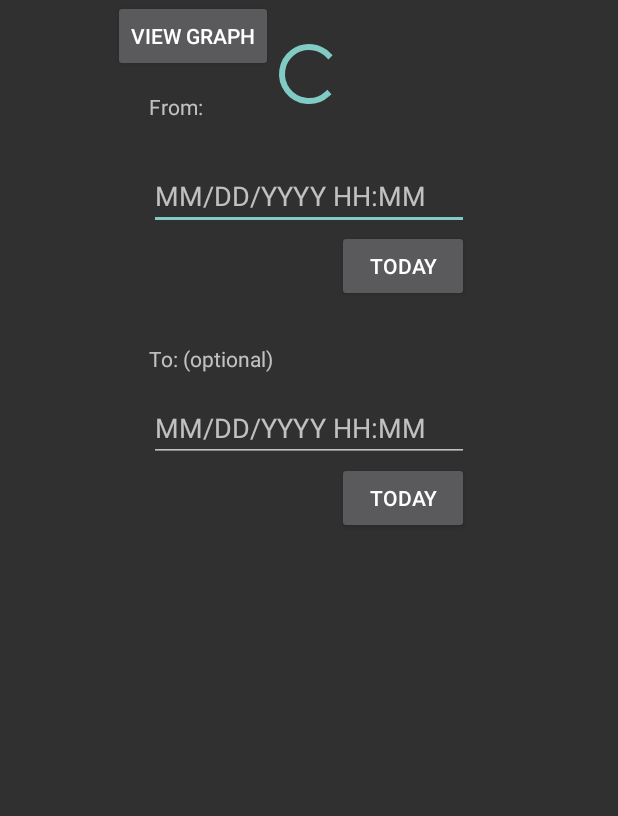
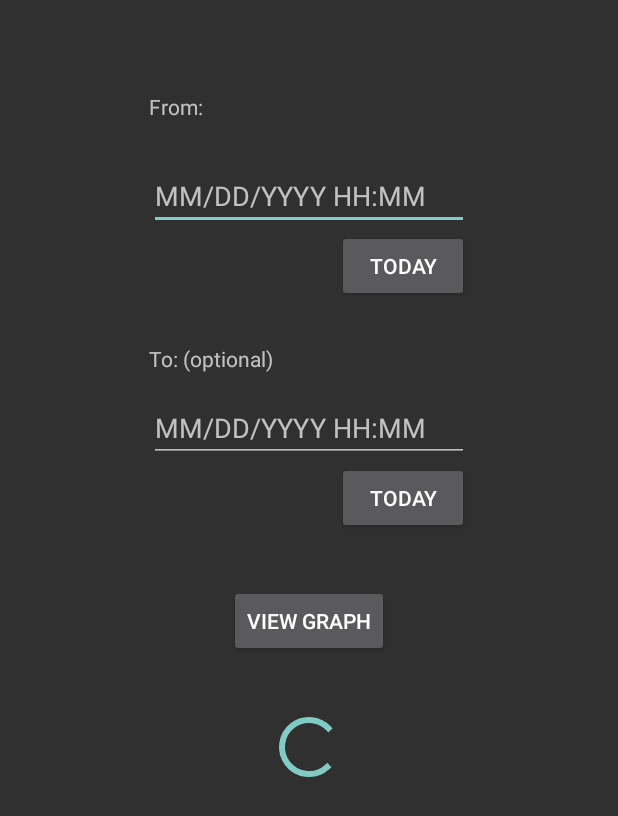
Before and after one commit to Zighome24/CS2340_GoGreek, an Android app: the layout activity_graphdateselectionscreen.xml on its own in the app's theme, with its tools: preview values and no code run, on a phone screen of 412 x 824 dp. Shown: the top 816 px of the screen. Run offline under Robolectric (Android 15) with nearby library versions, the phone set to English and light mode, and no system bars; Roboto replaces fonts that are not available here.

```diff
--- a/app/RatTracker2k17/app/src/main/java/edu/gatech/cs2340/rattracker2k17/Controller/DateSelectionScreenGraphController.java
+++ b/app/RatTracker2k17/app/src/main/java/edu/gatech/cs2340/rattracker2k17/Controller/DateSelectionScreenGraphController.java
@@ -31,14 +31,14 @@ import edu.gatech.cs2340.rattracker2k17.Service.Utility;
 
 public class DateSelectionScreenGraphController extends AppCompatActivity {
 
-    private static final String LOG_ID = "DateSelectionScreenCon";
+    private static final String LOG_ID = "DateSelectionGraphScreen";
 
     private ProgressBar progressBar;
 
     @Override
     protected void onCreate(Bundle savedInstanceState) {
         super.onCreate(savedInstanceState);
-        setContentView(R.layout.activity_mapdateselectionscreen);
+        setContentView(R.layout.activity_graphdateselectionscreen);
 
         progressBar = findViewById(R.id.prog_DateSelect);
         progressBar.setVisibility(View.INVISIBLE);
--- a/app/RatTracker2k17/app/src/main/java/edu/gatech/cs2340/rattracker2k17/Controller/DateSelectionScreenMapController.java
+++ b/app/RatTracker2k17/app/src/main/java/edu/gatech/cs2340/rattracker2k17/Controller/DateSelectionScreenMapController.java
@@ -31,7 +31,7 @@ import edu.gatech.cs2340.rattracker2k17.Service.Utility;
 
 public class DateSelectionScreenMapController extends AppCompatActivity {
 
-    private static final String LOG_ID = "DateSelectionScreenCon";
+    private static final String LOG_ID = "DateSelectionMapScreen";
 
     private ProgressBar progressBar;
 
--- a/app/RatTracker2k17/app/src/main/res/layout/activity_graphdateseletionscreen.xml
+++ b/app/RatTracker2k17/app/src/main/res/layout/activity_graphdateselectionscreen.xml
@@ -31,8 +31,9 @@
         android:id="@+id/btn_dateToGraph"
         android:layout_width="wrap_content"
         android:layout_height="wrap_content"
-        android:layout_alignTop="@+id/btn_dateToMap"
-        android:layout_toStartOf="@+id/prog_DateSelect"
+        android:layout_below="@+id/btn_date2"
+        android:layout_centerHorizontal="true"
+        android:layout_marginTop="34dp"
         android:onClick="action"
         android:text="@string/view_graph" />
 
@@ -77,9 +78,9 @@
         style="?android:attr/progressBarStyle"
         android:layout_width="wrap_content"
         android:layout_height="wrap_content"
-        android:layout_below="@+id/btn_dateToMap"
+        android:layout_below="@+id/btn_dateToGraph"
         android:layout_centerHorizontal="true"
-        android:layout_marginTop="25dp"
+        android:layout_marginTop="36dp"
         android:indeterminate="true" />
 
 </RelativeLayout>
```
Also changed, not shown: app/RatTracker2k17/app/src/main/AndroidManifest.xml (+5 -2 lines), app/RatTracker2k17/app/src/main/java/edu/gatech/cs2340/rattracker2k17/Controller/HomeScreenController.java (+21 -5 lines).
